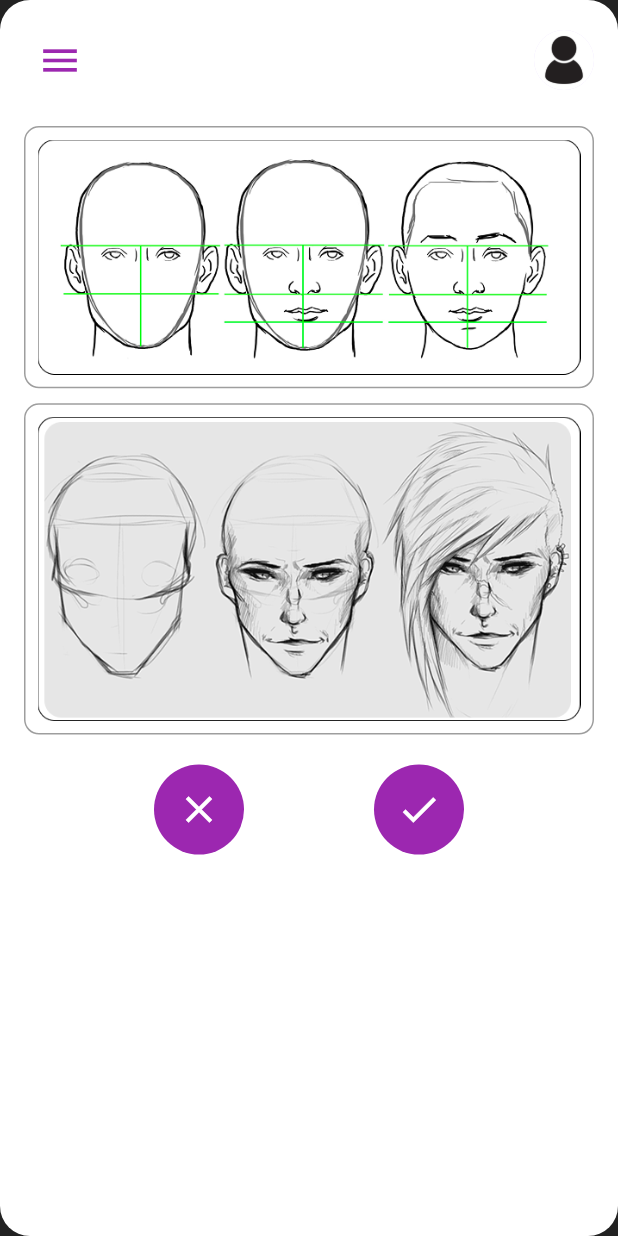
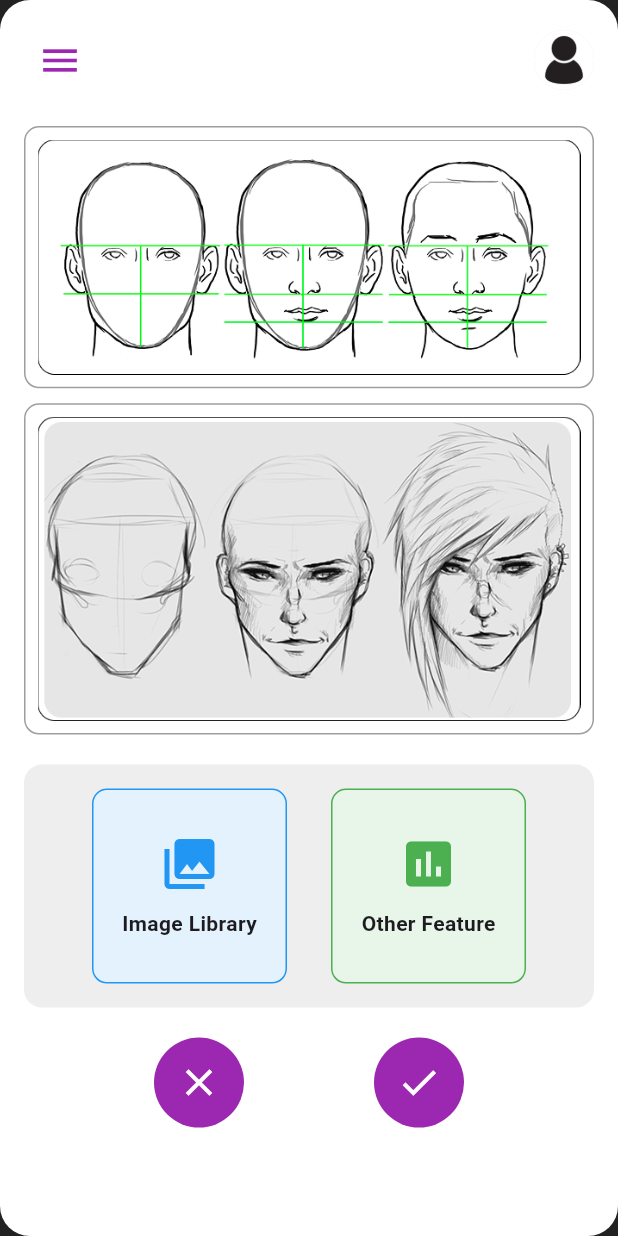
Before and after one commit to piyara99/testapp1, a Flutter app: the ChildProfilePage screen opened directly, on a phone screen of 412 x 824 dp. Run offline on Flutter 3.47's test engine with Material 3 defaults, Android fonts, the phone set to English and light mode, and no system bars; our stand-ins replace cloud_firestore, firebase_auth, firebase_core, fl_chart; accounts and stored records are empty.

Commit message:
added image library box

```diff
--- a/lib/behavior_chart_page.dart
+++ b/lib/behavior_chart_page.dart
@@ -103,7 +103,6 @@ class _BehaviorChartPageState extends State<BehaviorChartPage> {
                     barGroups:
                         behaviors.asMap().entries.map((entry) {
                           final index = entry.key;
-                          final behavior = entry.value.key;
                           final count = entry.value.value;
                           return BarChartGroupData(
                             x: index,
--- a/lib/child_profile_first.dart
+++ b/lib/child_profile_first.dart
@@ -1,4 +1,5 @@
 import 'package:flutter/material.dart';
+import 'image_library_page.dart';
 
 void main() {
   runApp(MyApp());
@@ -34,13 +35,17 @@ class ChildProfilePage extends StatelessWidget {
     return Scaffold(
       key: _scaffoldKey, // 🔑 Connect the key
       backgroundColor: Colors.black87,
-      drawer: Drawer( // ✅ Drawer Added
+      drawer: Drawer(
+        // ✅ Drawer Added
         child: ListView(
           padding: EdgeInsets.zero,
           children: [
             DrawerHeader(
               decoration: BoxDecoration(color: Colors.purple),
-              child: Text('Menu', style: TextStyle(color: Colors.white, fontSize: 24)),
+              child: Text(
+                'Menu',
+                style: TextStyle(color: Colors.white, fontSize: 24),
+              ),
             ),
             ListTile(
               leading: Icon(Icons.person),
@@ -57,7 +62,7 @@ class ChildProfilePage extends StatelessWidget {
       ),
       body: SafeArea(
         child: Container(
-          margin: EdgeInsets.all(0), // Ensure no extra margin
+          margin: EdgeInsets.all(0),
           padding: EdgeInsets.all(16),
           decoration: BoxDecoration(
             color: Colors.white,
@@ -106,6 +111,82 @@ class ChildProfilePage extends StatelessWidget {
               ),
               SizedBox(height: 20),
 
+              // 🚀 NEW SECTION: Inner Box with 2 Boxes
+              Container(
+                padding: EdgeInsets.all(16),
+                decoration: BoxDecoration(
+                  color: Colors.grey[200],
+                  borderRadius: BorderRadius.circular(12),
+                ),
+                child: Row(
+                  mainAxisAlignment: MainAxisAlignment.spaceEvenly,
+                  children: [
+                    // 📦 Box 1: Image Library
+                    GestureDetector(
+                      onTap: () {
+                        Navigator.push(
+                          context,
+                          MaterialPageRoute(
+                            builder: (_) => const ImageLibraryPage(),
+                          ),
+                        );
+                      },
+                      child: Container(
+                        width: 130,
+                        height: 130,
+                        decoration: BoxDecoration(
+                          color: Colors.blue[50],
+                          borderRadius: BorderRadius.circular(10),
+                          border: Border.all(color: Colors.blue),
+                        ),
+                        child: Column(
+                          mainAxisAlignment: MainAxisAlignment.center,
+                          children: const [
+                            Icon(
+                              Icons.photo_library,
+                              size: 40,
+                              color: Colors.blue,
+                            ),
+                            SizedBox(height: 10),
+                            Text(
+                              "Image Library",
+                              style: TextStyle(fontWeight: FontWeight.bold),
+                            ),
+                          ],
+                        ),
+                      ),
+                    ),
+
+                    // 📦 Box 2: Placeholder
+                    Container(
+                      width: 130,
+                      height: 130,
+                      decoration: BoxDecoration(
+                        color: Colors.green[50],
+                        borderRadius: BorderRadius.circular(10),
+                        border: Border.all(color: Colors.green),
+                      ),
+                      child: Column(
+                        mainAxisAlignment: MainAxisAlignment.center,
+                        children: const [
+                          Icon(
+                            Icons.insert_chart,
+                            size: 40,
+                            color: Colors.green,
+                          ),
+                          SizedBox(height: 10),
+                          Text(
+                            "Other Feature",
+                            style: TextStyle(fontWeight: FontWeight.bold),
+                          ),
+                        ],
+                      ),
+                    ),
+                  ],
+                ),
+              ),
+              SizedBox(height: 20),
+
               // Action Buttons
               Row(
                 mainAxisAlignment: MainAxisAlignment.spaceEvenly,
```
Also changed, not shown: lib/main_dashboard.dart (+10 -1 lines), lib/task_page.dart (added, +91 -0 lines).
